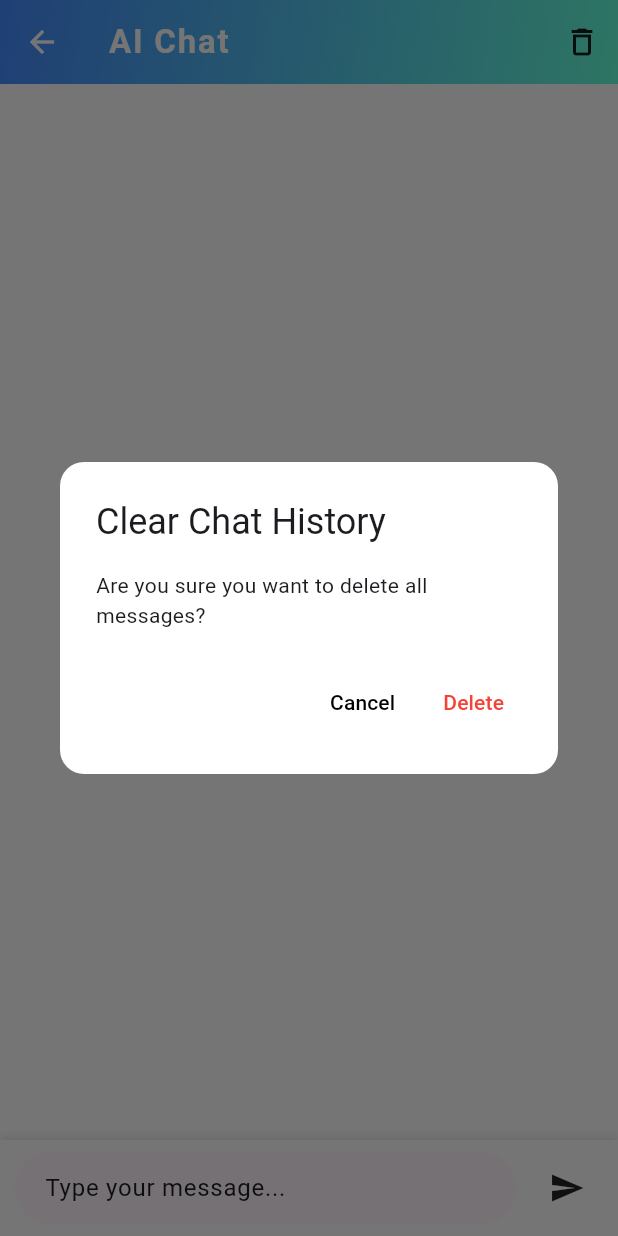
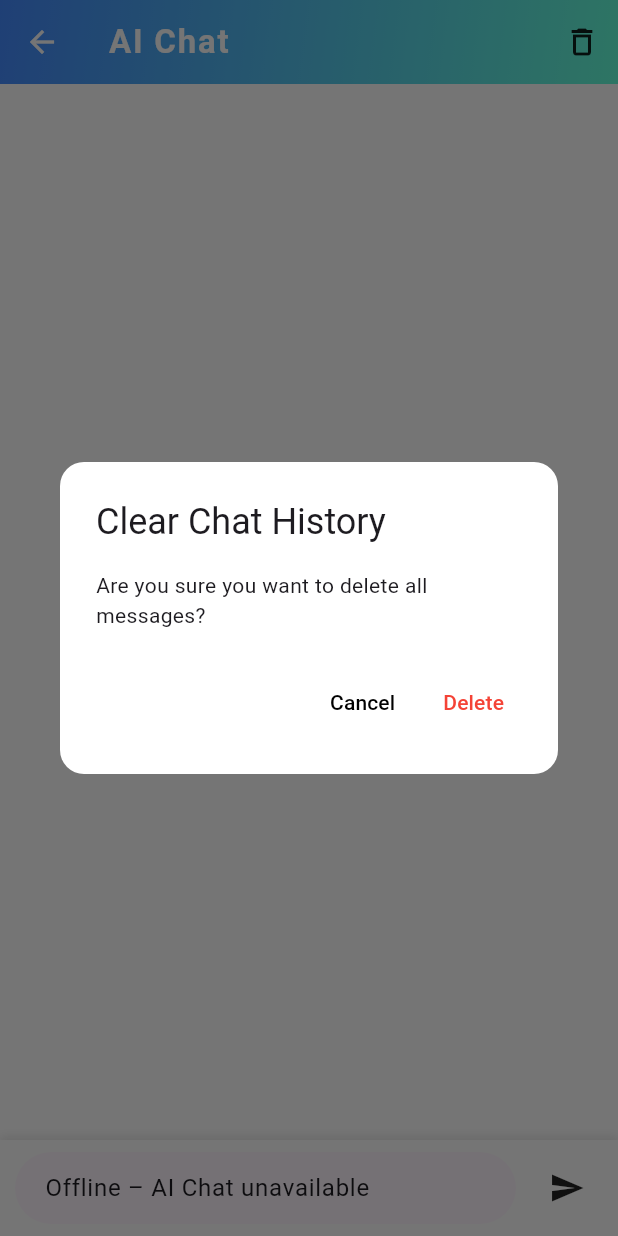
Before and after one commit to Lacesz0123/fitwithus, a Flutter app: the AIChatScreen screen opened directly, after a tap on the "delete outline" icon, on a phone screen of 412 x 824 dp. Run offline on Flutter 3.47's test engine with Material 3 defaults, Android fonts, the light colour scheme and no system bars; our stand-ins replace cloud_firestore, email_validator, firebase_auth, firebase_core, firebase_storage, fl_chart and 7 more; accounts and stored records are empty.

Commit message:
offline mode updated on ai chat and profile mode

```diff
--- a/lib/ai_chat/ai_chat_screen.dart
+++ b/lib/ai_chat/ai_chat_screen.dart
@@ -4,6 +4,7 @@ import 'package:http/http.dart' as http;
 import 'package:flutter_dotenv/flutter_dotenv.dart';
 import 'package:shared_preferences/shared_preferences.dart';
 import 'package:firebase_auth/firebase_auth.dart';
+import 'dart:io';
 
 class AIChatScreen extends StatefulWidget {
   const AIChatScreen({super.key});
@@ -17,14 +18,34 @@ class _AIChatScreenState extends State<AIChatScreen> {
   final TextEditingController _controller = TextEditingController();
   final apiKey = dotenv.env['OPENAI_API_KEY'];
   bool _isLoading = false;
+  bool hasInternet = true;
 
   @override
   void initState() {
     super.initState();
+    _checkInternet();
     _loadMessagesFromLocal();
   }
 
+  Future<void> _checkInternet() async {
+    try {
+      final result = await InternetAddress.lookup('example.com');
+      setState(() {
+        hasInternet = result.isNotEmpty && result[0].rawAddress.isNotEmpty;
+      });
+    } on SocketException {
+      setState(() => hasInternet = false);
+    }
+  }
+
   Future<void> _sendMessage() async {
+    if (!hasInternet) {
+      ScaffoldMessenger.of(context).showSnackBar(
+        const SnackBar(
+            content: Text("You are offline. AI Chat is unavailable.")),
+      );
+      return;
+    }
     if (_controller.text.isEmpty) return;
 
     setState(() {
@@ -236,7 +257,7 @@ class _AIChatScreenState extends State<AIChatScreen> {
                 BoxShadow(
                   color: Colors.black.withOpacity(0.1),
                   blurRadius: 5,
-                  offset: Offset(0, -2),
+                  offset: const Offset(0, -2),
                 ),
               ],
             ),
@@ -245,8 +266,12 @@ class _AIChatScreenState extends State<AIChatScreen> {
                 Expanded(
                   child: TextField(
                     controller: _controller,
+                    enabled:
+                        hasInternet, // 🔒 csak akkor lehet gépelni, ha van net
                     decoration: InputDecoration(
-                      hintText: "Type your message...",
+                      hintText: hasInternet
+                          ? "Type your message..."
+                          : "Offline – AI Chat unavailable",
                       hintStyle: TextStyle(
                         color: Theme.of(context).textTheme.bodySmall?.color,
                       ),
@@ -276,12 +301,13 @@ class _AIChatScreenState extends State<AIChatScreen> {
                       Icons.send,
                       color: Theme.of(context).iconTheme.color,
                     ),
-                    onPressed: _sendMessage,
+                    onPressed:
+                        hasInternet ? _sendMessage : null, // 🔒 csak ha van net
                   ),
                 ),
               ],
             ),
-          ),
+          )
         ],
       ),
     );
--- a/lib/main.dart
+++ b/lib/main.dart
@@ -16,7 +16,6 @@ Future<void> main() async {
 
   await SystemChrome.setPreferredOrientations([
     DeviceOrientation.portraitUp,
-    DeviceOrientation.portraitDown, // opcionális, ha fejjel lefelé is engednéd
   ]);
 
   runApp(
--- a/lib/profile/profile_screen.dart
+++ b/lib/profile/profile_screen.dart
@@ -358,7 +358,7 @@ class _ProfileScreenState extends State<ProfileScreen> {
                 ),
               ),
       ),
-      body: isGuest
+      body: user == null || isGuest
           ? Padding(
               padding:
                   const EdgeInsets.symmetric(horizontal: 24.0, vertical: 40),
```
